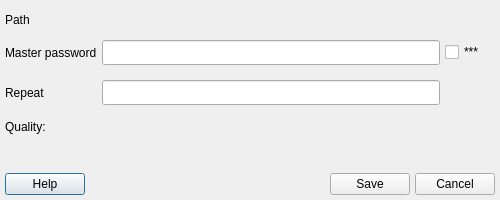
sochok222/RadikPass, file createdatabase.ui: the form before one commit.
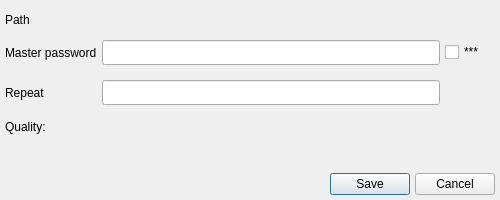
The form after the commit.

The edit to the form file:
```diff
--- a/createdatabase.ui
+++ b/createdatabase.ui
@@ -55,13 +55,6 @@
      <property name="sizeConstraint">
       <enum>QLayout::SizeConstraint::SetFixedSize</enum>
      </property>
-     <item>
-      <widget class="QPushButton" name="helpButton">
-       <property name="text">
-        <string>Help</string>
-       </property>
-      </widget>
-     </item>
      <item>
       <spacer name="horizontalSpacer">
        <property name="orientation">
```
